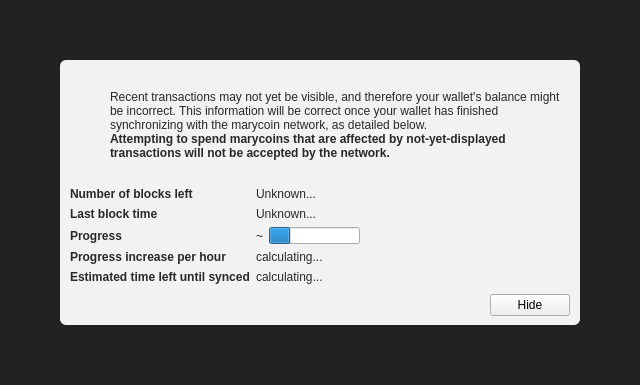
Before: the Qt Designer form src/qt/forms/modaloverlay.ui in multicoins/marycoin, drawn with Qt 5.
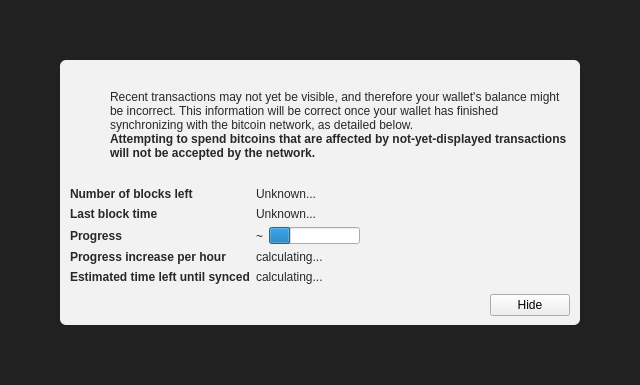
After: the same form once the commit is applied. Icons and pictures are not drawn. Custom widgets are drawn as their Qt base class.

```diff
--- a/src/qt/forms/modaloverlay.ui
+++ b/src/qt/forms/modaloverlay.ui
@@ -130,7 +130,7 @@
              <item>
               <widget class="QLabel" name="infoText">
                <property name="text">
-                <string>Recent transactions may not yet be visible, and therefore your wallet's balance might be incorrect. This information will be correct once your wallet has finished synchronizing with the marycoin network, as detailed below.</string>
+                <string>Recent transactions may not yet be visible, and therefore your wallet's balance might be incorrect. This information will be correct once your wallet has finished synchronizing with the bitcoin network, as detailed below.</string>
                </property>
                <property name="textFormat">
                 <enum>Qt::RichText</enum>
@@ -149,7 +149,7 @@
                 </font>
                </property>
                <property name="text">
-                <string>Attempting to spend marycoins that are affected by not-yet-displayed transactions will not be accepted by the network.</string>
+                <string>Attempting to spend bitcoins that are affected by not-yet-displayed transactions will not be accepted by the network.</string>
                </property>
                <property name="textFormat">
                 <enum>Qt::RichText</enum>
```
Left out of the diff: 6 changed lines with no effect on the pictures.
